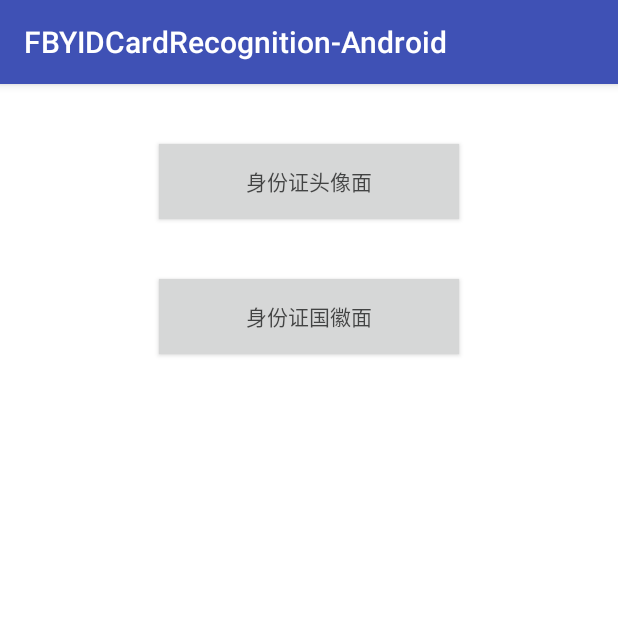
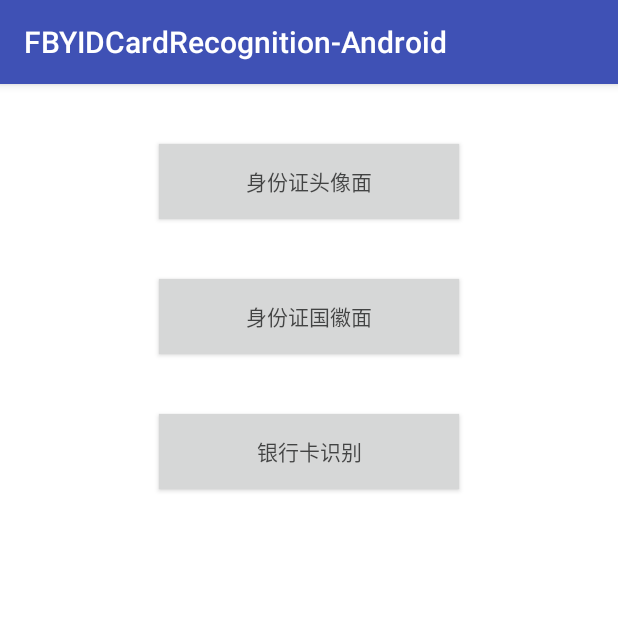
Before and after one commit to fanbaoying/FBYIDCardRecognition-Android, an Android app: the screen it shows after launch (MainActivity), on a phone screen of 412 x 824 dp, the top half of it. Run offline under Robolectric (Android 15) with nearby library versions, the phone set to English and light mode, and no system bars.

Commit message:
新增银行卡识别功能

```diff
--- a/app/src/main/res/layout/activity_detail.xml
+++ b/app/src/main/res/layout/activity_detail.xml
@@ -26,7 +26,7 @@
 
     <ImageView
         android:id="@+id/cardimage"
-        android:layout_width="wrap_content"
+        android:layout_width="match_parent"
         android:layout_height="240dp"
         android:paddingLeft="16dp"
         android:paddingRight="16dp"/>
--- a/app/src/main/res/layout/activity_main.xml
+++ b/app/src/main/res/layout/activity_main.xml
@@ -25,5 +25,15 @@
         android:textColor="@color/result_view"
         android:background="@color/button_color"/>
 
+    <Button
+        android:id="@+id/bankcardbutton"
+        android:layout_marginTop="40dp"
+        android:layout_width="200dp"
+        android:layout_height="50dp"
+        android:layout_gravity="center"
+        android:text="银行卡识别"
+        android:textColor="@color/result_view"
+        android:background="@color/button_color"/>
+
 
 </LinearLayout>
```
Also changed, not shown: app/src/main/java/demo/idcard/fbyidcardrecognition_android/DetailActivity.java (+60 -53 lines), app/src/main/java/demo/idcard/fbyidcardrecognition_android/MainActivity.java (+26 -0 lines).
